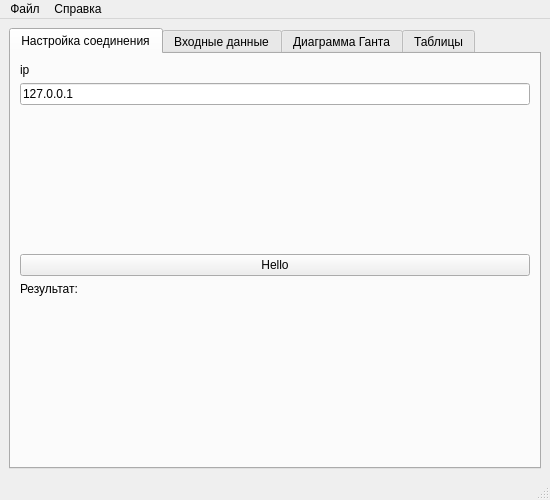
First picture: the form in src/CrossUI/mainwindow.ui, repository Vasteri/university-timetable-solvers, before the edit.
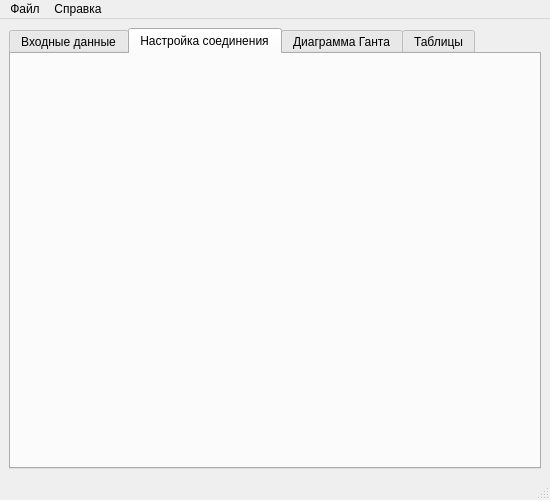
Second picture: the form after the edit. The open tabs and pages were chosen to show the change.

```diff
--- a/src/CrossUI/mainwindow.ui
+++ b/src/CrossUI/mainwindow.ui
@@ -20,108 +20,22 @@
       <property name="currentIndex">
        <number>0</number>
       </property>
+      <widget class="QWidget" name="tab_4">
+       <attribute name="title">
+        <string>Входные данные</string>
+       </attribute>
+       <layout class="QGridLayout" name="gridLayout_5"/>
+      </widget>
       <widget class="QWidget" name="tab">
        <attribute name="title">
         <string>Настройка соединения</string>
        </attribute>
        <layout class="QGridLayout" name="gridLayout">
         <item row="0" column="0">
-         <layout class="QVBoxLayout" name="verticalLayout">
-          <item>
-           <widget class="QLabel" name="label_5">
-            <property name="sizePolicy">
-             <sizepolicy hsizetype="Preferred" vsizetype="Fixed">
-              <horstretch>0</horstretch>
-              <verstretch>0</verstretch>
-             </sizepolicy>
-            </property>
-            <property name="text">
-             <string>ip</string>
-            </property>
-           </widget>
-          </item>
-          <item>
-           <widget class="QLineEdit" name="edit_ip">
-            <property name="text">
-             <string>127.0.0.1</string>
-            </property>
-           </widget>
-          </item>
-          <item>
-           <spacer name="verticalSpacer">
-            <property name="orientation">
-             <enum>Qt::Orientation::Vertical</enum>
-            </property>
-            <property name="sizeHint" stdset="0">
-             <size>
-              <width>20</width>
-              <height>40</height>
-             </size>
-            </property>
-           </spacer>
-          </item>
-          <item>
-           <widget class="QPushButton" name="but_send">
-            <property name="text">
-             <string>Hello</string>
-            </property>
-           </widget>
-          </item>
-          <item>
-           <widget class="QLabel" name="label_4">
-            <property name="sizePolicy">
-             <sizepolicy hsizetype="Preferred" vsizetype="Fixed">
-              <horstretch>0</horstretch>
-              <verstretch>0</verstretch>
-             </sizepolicy>
-            </property>
-            <property name="maximumSize">
-             <size>
-              <width>16777215</width>
-              <height>32</height>
-             </size>
-            </property>
-            <property name="text">
-             <string>Результат:</string>
-            </property>
-           </widget>
-          </item>
-          <item>
-           <widget class="QLabel" name="label_res">
-            <property name="maximumSize">
-             <size>
-              <width>16777215</width>
-              <height>32</height>
-             </size>
-            </property>
-            <property name="text">
-             <string/>
-            </property>
-           </widget>
-          </item>
-          <item>
-           <spacer name="verticalSpacer_2">
-            <property name="orientation">
-             <enum>Qt::Orientation::Vertical</enum>
-            </property>
-            <property name="sizeHint" stdset="0">
-             <size>
-              <width>20</width>
-              <height>40</height>
-             </size>
-            </property>
-           </spacer>
-          </item>
-         </layout>
+         <layout class="QVBoxLayout" name="verticalLayout"/>
         </item>
        </layout>
       </widget>
-      <widget class="QWidget" name="tab_4">
-       <attribute name="title">
-        <string>Входные данные</string>
-       </attribute>
-       <layout class="QGridLayout" name="gridLayout_5"/>
-      </widget>
       <widget class="QWidget" name="tab_2">
        <attribute name="title">
         <string>Диаграмма Ганта</string>
```
